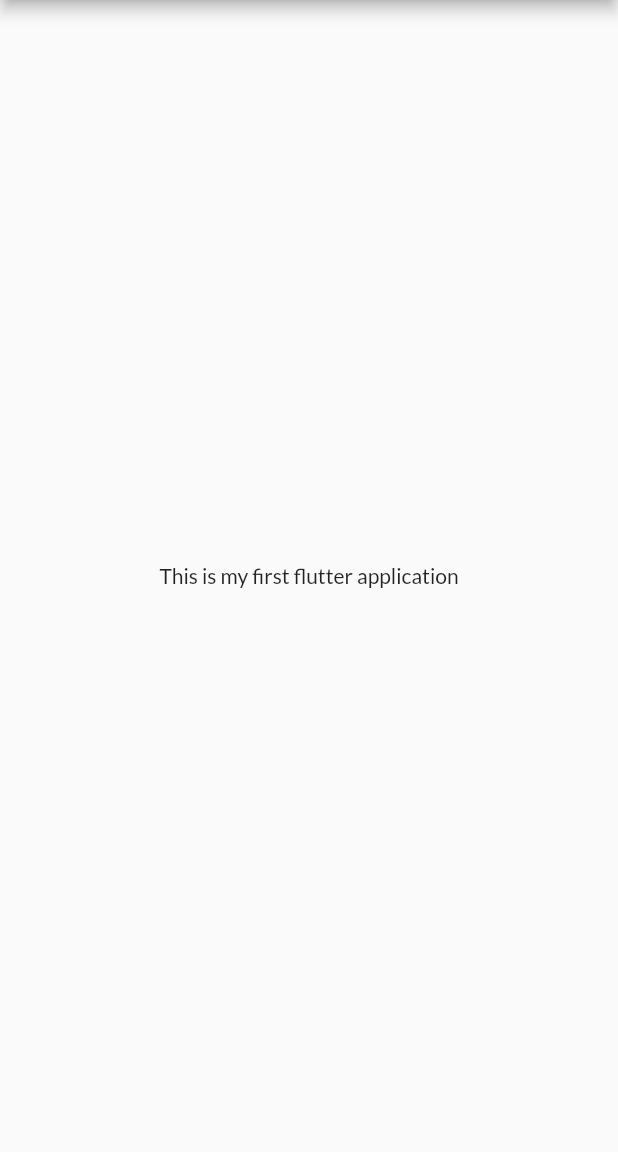
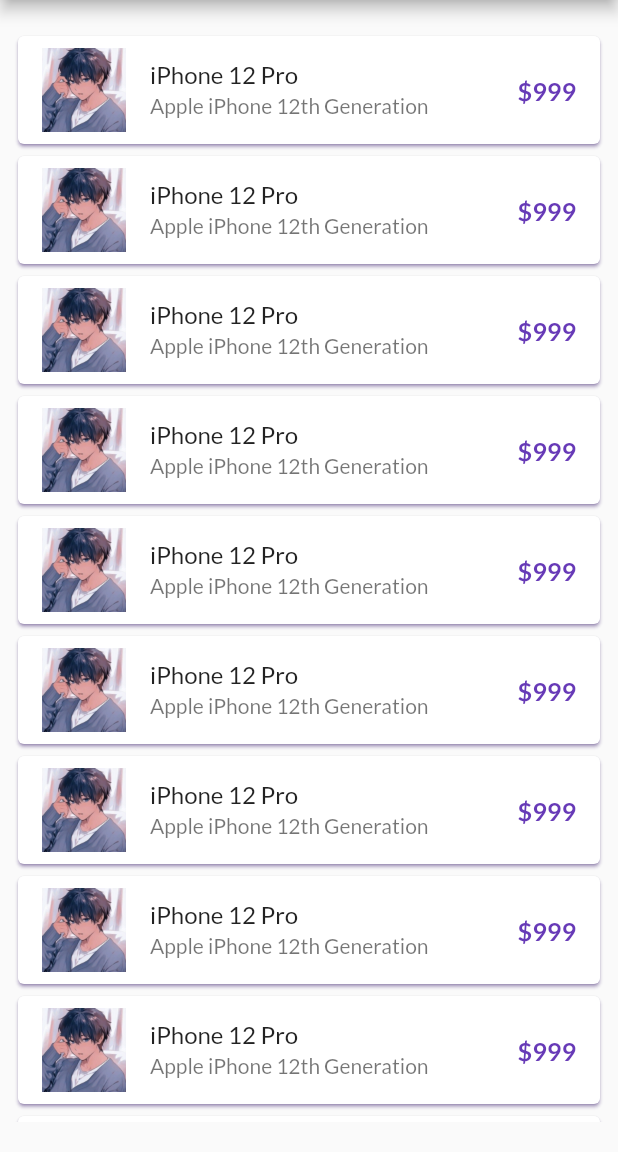
Before and after one commit to Prajjwal-Chauhan/CataLog_Dummy_App, a Flutter app: the screen it shows after launch, on a phone screen of 412 x 824 dp, the part 84-1236 px from its top. Run offline on Flutter 3.47's test engine with Material 2 defaults, Android fonts, the light colour scheme and no system bars; our stand-ins replace google_fonts.

Commit message:
Items imported and generated

```diff
--- a/lib/main.dart
+++ b/lib/main.dart
@@ -16,6 +16,7 @@
     return MaterialApp(
       themeMode: ThemeMode.light,
       theme: MyTheme.lightTheme(context),
+      // debugShowCheckedModeBanner: false,
       initialRoute: MyRoutes.homeRoute,
       routes: {
         "/" : (context) => HomePage(),
--- /dev/null
+++ b/lib/models/catalog.dart
@@ -0,0 +1,24 @@
+class CatalogModel{
+  static final items = [ Item (
+  id: 01,
+  name: "iPhone 12 Pro",
+  desc: "Apple iPhone 12th Generation",
+  price: 999,
+  color: "#33505a",
+  image: "assets/images/profile.jpg"
+),
+];
+}
+
+
+class Item{
+  final int id;
+  final String name;
+  final String desc;
+  final num price;
+  final String color;
+  final String image;
+
+  Item({required this.id,required this.name,required this.desc,required this.price,required this.color,required this.image});
+
+}
--- a/lib/pages/home_page.dart
+++ b/lib/pages/home_page.dart
@@ -1,19 +1,27 @@
 import 'package:flutter/material.dart';
+import 'package:flutter_application_1/models/catalog.dart';
 import 'package:flutter_application_1/widgets/drawer.dart';
+import 'package:flutter_application_1/widgets/item_widget.dart';
 
 class HomePage extends StatelessWidget {
   const HomePage({Key? key}) : super(key: key);
 
   @override
   Widget build(BuildContext context) {
+
+    final dummyList = List.generate(50, (index) => CatalogModel.items[0]);
+
     return Scaffold(
       appBar: AppBar(
         title: Text("Catalog",style: TextStyle(color:Colors.black),),
       ),
-        body :Center(
-          child :Container(
-            child: Text("This is my first flutter application"),
-        ),
+        body :Padding(
+          padding: const EdgeInsets.symmetric(vertical :20.0, horizontal: 8.0),
+          child: ListView.builder(
+            itemCount: dummyList.length,
+            itemBuilder: (context, index) {
+            return ItemWidget(item: dummyList[index]);
+          }),
         ),
         drawer: MyDrawer(),
       );
--- a/lib/widgets/drawer.dart
+++ b/lib/widgets/drawer.dart
@@ -1,5 +1,7 @@
 import 'package:flutter/cupertino.dart';
 import 'package:flutter/material.dart';
+import 'package:flutter_application_1/pages/home_page.dart';
+import 'package:flutter_application_1/utils/routes.dart';
 
 class MyDrawer extends StatelessWidget {
   const MyDrawer({Key? key}) : super(key: key);
@@ -26,6 +28,9 @@
                 ),
             ),
             ListTile(
+              onTap: () {
+                print("home tap");
+              },
               leading: Icon(
                 CupertinoIcons.home,
                 color: Colors.white,
--- /dev/null
+++ b/lib/widgets/item_widget.dart
@@ -0,0 +1,36 @@
+// import 'dart:html';
+
+import 'package:flutter/material.dart';
+import 'package:flutter_application_1/models/catalog.dart';
+
+class ItemWidget extends StatelessWidget {
+
+  final Item item;
+
+  const ItemWidget({Key? key, required this.item}) :
+  assert (item != null),
+  super(key: key);
+
+  @override
+  Widget build(BuildContext context) {
+    return Card(
+      shadowColor: Colors.deepPurple,
+      child: ListTile(
+        onTap: () {
+          print("${item.name} pressed");
+        },
+        leading: Image.asset(item.image),
+        title: Text(item.name),
+        subtitle: Text(item.desc),
+        trailing: Text("\$${item.price}",
+          textScaleFactor:1.2,
+        style: TextStyle(
+          color: Colors.deepPurple,
+          fontWeight: FontWeight.bold,
+          // backgroundColor: Colors.deepPurpleAccent,
+        ),
+        ),
+      ),
+    );
+  }
+}
```
